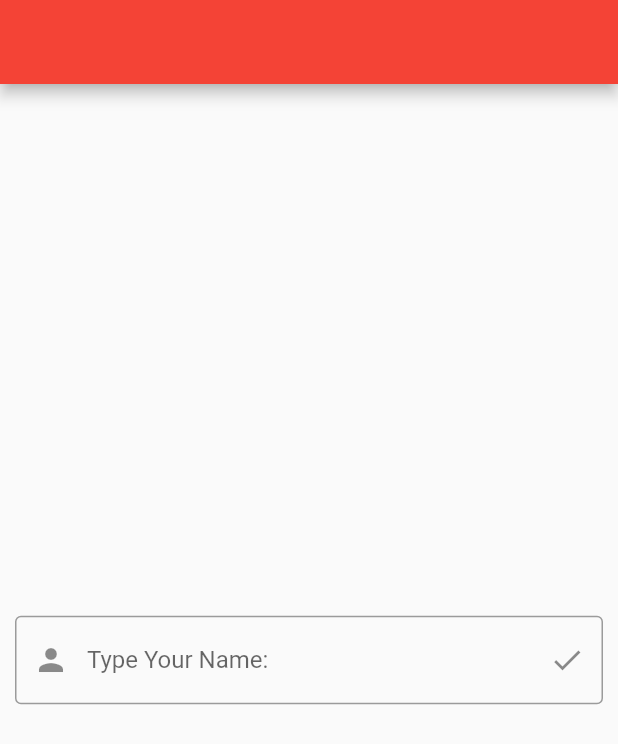
After one commit to ilipovcev/firstapp, a Flutter app: the screen it shows after launch, on a phone screen of 412 x 824 dp. The commit adds this screen. Shown: the top 744 px of the screen. Run offline on Flutter 3.47's test engine with Material 2 defaults, Android fonts, the phone set to English and light mode, and no system bars.

Commit message:
login page

```diff
--- /dev/null
+++ b/lib/login.dart
@@ -0,0 +1,53 @@
+import 'package:firstapp/my_home_page.dart';
+import 'package:flutter/material.dart';
+
+class LoginPage extends StatelessWidget {
+  const LoginPage({Key? key}) : super(key: key);
+
+  @override
+  Widget build(BuildContext context) {
+    return Scaffold(appBar: AppBar(title: const Text("")), body: const Body());
+  }
+}
+
+class Body extends StatefulWidget {
+  const Body({Key? key}) : super(key: key);
+
+  @override
+  _BodyState createState() => _BodyState();
+}
+
+class _BodyState extends State<Body> {
+  late String name;
+  TextEditingController controller = TextEditingController();
+
+  void click() {
+    name = controller.text;
+    Navigator.push(
+      context, MaterialPageRoute(builder: (context) => MyHomePage(this.name))
+    );
+  }
+
+  @override
+  Widget build(BuildContext context) {
+    return Align(
+      alignment: Alignment.center,
+      child: Padding(
+        padding: const EdgeInsets.all(10),
+        child: TextField(
+            controller: controller,
+            decoration: InputDecoration(
+                prefixIcon: const Icon(Icons.person),
+                labelText: "Type Your Name:",
+                border: const OutlineInputBorder(
+                    borderSide: BorderSide(width: 5, color: Colors.black)),
+                suffixIcon: IconButton(
+                  onPressed: click,
+                  icon: const Icon(Icons.done_outlined),
+                  splashColor: Colors.blue,
+                  tooltip: "Submit",
+                ))),
+      ),
+    );
+  }
+}
--- /dev/null
+++ b/lib/my_home_page.dart
@@ -0,0 +1,37 @@
+import 'package:flutter/material.dart';
+import 'post.dart';
+import 'post_list.dart';
+import 'text_input_widget.dart';
+
+class MyHomePage extends StatefulWidget {
+  final String name;
+
+  const MyHomePage(this.name);
+
+  @override
+  _MyHomePageState createState() => _MyHomePageState();
+}
+
+class _MyHomePageState extends State<MyHomePage> {
+  List<Post> posts = [];
+
+  void newPost(String text) {
+    setState(() {
+      posts.add(Post(text, widget.name));
+    });
+  }
+
+  @override
+  Widget build(BuildContext context) {
+    return Scaffold(
+        appBar: AppBar(
+          title: const Text("Blog page"),
+        ),
+        body: Column(
+          children: <Widget>[
+            Expanded(child: PostList(posts)),
+            TextInputWidget(newPost)
+          ],
+        ));
+  }
+}
```
Also changed, not shown: lib/main.dart (+3 -127 lines), lib/post.dart (added, +17 -0 lines), lib/post_list.dart (added, +52 -0 lines), lib/text_input_widget.dart (added, +51 -0 lines), 1 other file.
